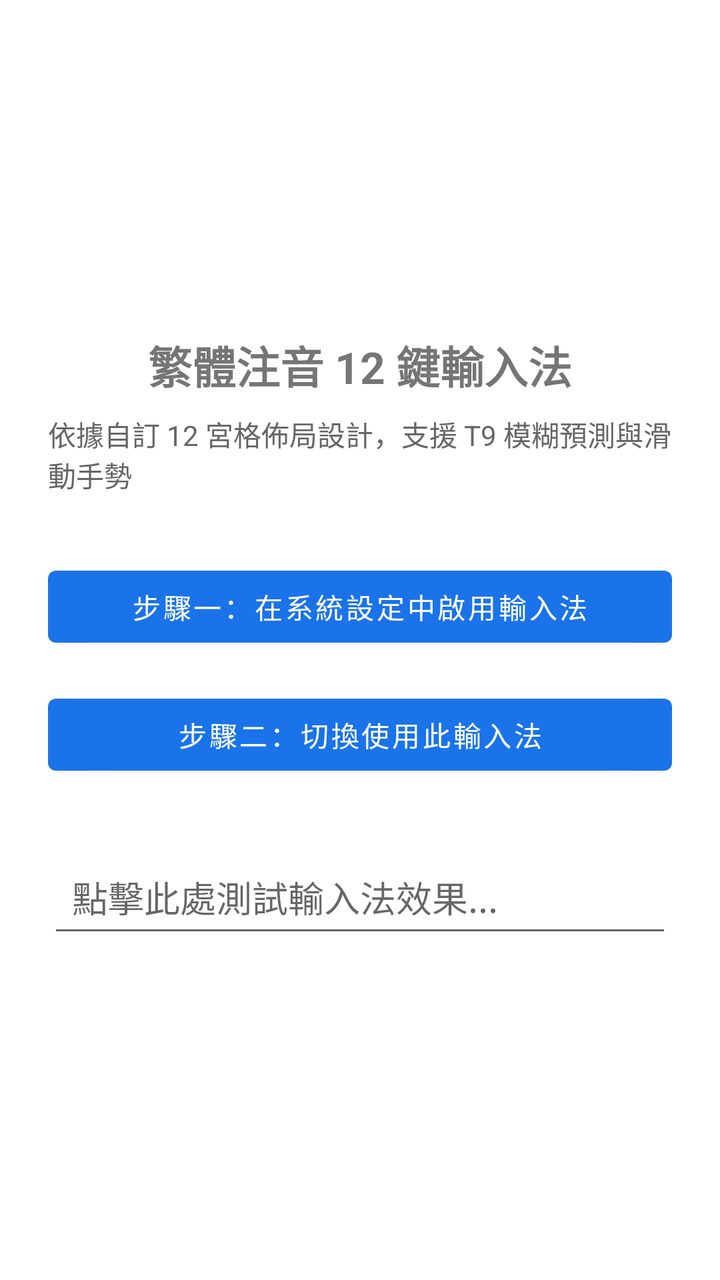
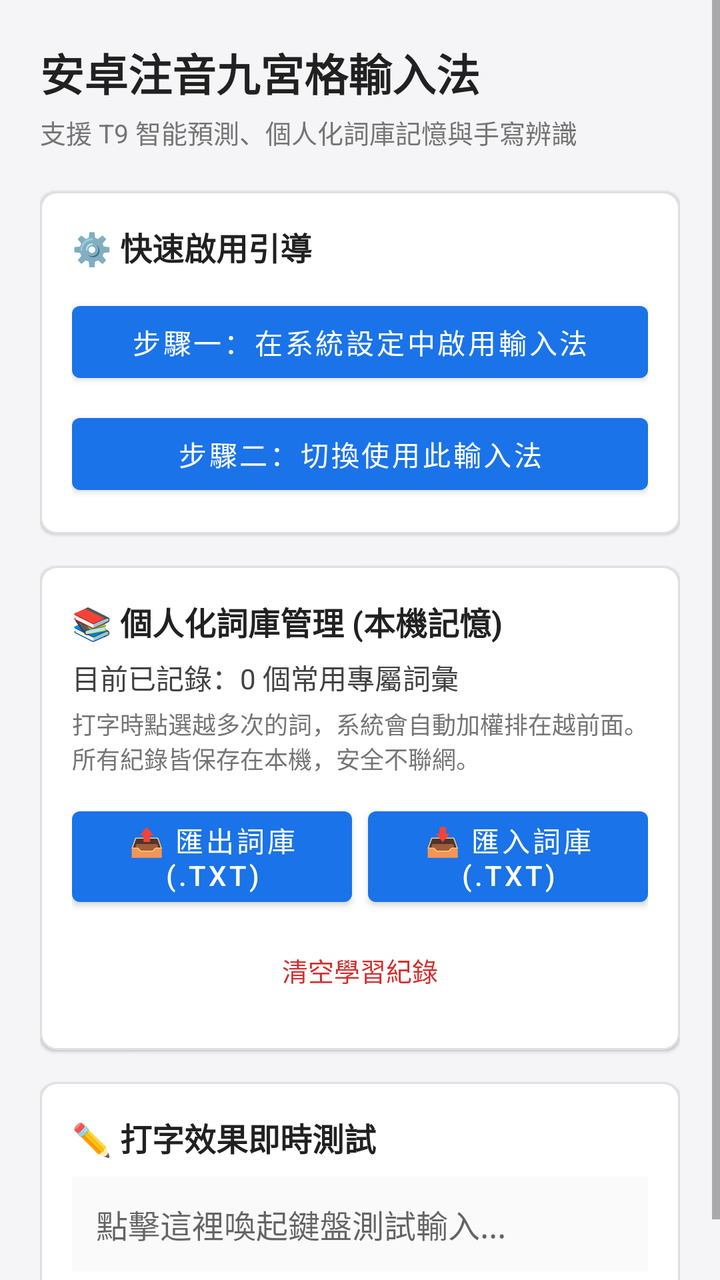

Two renders of the same Android screen: before a commit and after it. Below are the layout's source before the change and the commit's diff.
<!-- AndroidManifest.xml: application theme Theme.BopomofoT9IME -->
<!-- res/layout/activity_main.xml -->
<?xml version="1.0" encoding="utf-8"?>
<LinearLayout xmlns:android="http://schemas.android.com/apk/res/android"
    android:layout_width="match_parent"
    android:layout_height="match_parent"
    android:gravity="center"
    android:orientation="vertical"
    android:padding="24dp">

    <TextView
        android:layout_width="wrap_content"
        android:layout_height="wrap_content"
        android:text="繁體注音 12 鍵輸入法"
        android:textSize="22sp"
        android:textStyle="bold" />

    <TextView
        android:layout_width="wrap_content"
        android:layout_height="wrap_content"
        android:layout_marginTop="8dp"
        android:text="依據自訂 12 宮格佈局設計，支援 T9 模糊預測與滑動手勢"
        android:textColor="#666666"
        android:textSize="14sp" />

    <Button
        android:id="@+id/btn_enable_ime"
        android:layout_width="match_parent"
        android:layout_height="wrap_content"
        android:layout_marginTop="32dp"
        android:text="步驟一：在系統設定中啟用輸入法" />

    <Button
        android:id="@+id/btn_select_ime"
        android:layout_width="match_parent"
        android:layout_height="wrap_content"
        android:layout_marginTop="16dp"
        android:text="步驟二：切換使用此輸入法" />

    <EditText
        android:layout_width="match_parent"
        android:layout_height="wrap_content"
        android:layout_marginTop="32dp"
        android:hint="點擊此處測試輸入法效果..."
        android:padding="12dp" />

</LinearLayout>
<!-- resources referenced by this layout -->
<resources>
  <style name="Theme.BopomofoT9IME" parent="Theme.MaterialComponents.DayNight.NoActionBar">
          <item name="colorPrimary">#1A73E8</item>
          <item name="colorPrimaryVariant">#174EA6</item>
          <item name="colorOnPrimary">#FFFFFF</item>
      </style>
</resources>

<!-- the commit's change to res/layout/activity_main.xml (unified diff, before → after) -->
@@ -1,45 +1,162 @@
 <?xml version="1.0" encoding="utf-8"?>
-<LinearLayout xmlns:android="http://schemas.android.com/apk/res/android"
+<ScrollView xmlns:android="http://schemas.android.com/apk/res/android"
     android:layout_width="match_parent"
     android:layout_height="match_parent"
-    android:gravity="center"
-    android:orientation="vertical"
-    android:padding="24dp">
+    android:fillViewport="true"
+    android:background="#F5F5F7">
 
-    <TextView
-        android:layout_width="wrap_content"
-        android:layout_height="wrap_content"
-        android:text="繁體注音 12 鍵輸入法"
-        android:textSize="22sp"
-        android:textStyle="bold" />
-
-    <TextView
-        android:layout_width="wrap_content"
-        android:layout_height="wrap_content"
-        android:layout_marginTop="8dp"
-        android:text="依據自訂 12 宮格佈局設計，支援 T9 模糊預測與滑動手勢"
-        android:textColor="#666666"
-        android:textSize="14sp" />
-
-    <Button
-        android:id="@+id/btn_enable_ime"
+    <LinearLayout
         android:layout_width="match_parent"
         android:layout_height="wrap_content"
-        android:layout_marginTop="32dp"
-        android:text="步驟一：在系統設定中啟用輸入法" />
+        android:orientation="vertical"
+        android:padding="20dp">
 
-    <Button
-        android:id="@+id/btn_select_ime"
-        android:layout_width="match_parent"
-        android:layout_height="wrap_content"
-        android:layout_marginTop="16dp"
-        android:text="步驟二：切換使用此輸入法" />
+        
+        <TextView
+            android:layout_width="wrap_content"
+            android:layout_height="wrap_content"
+            android:text="安卓注音九宮格輸入法"
+            android:textColor="#212121"
+            android:textSize="22sp"
+            android:textStyle="bold" />
 
-    <EditText
-        android:layout_width="match_parent"
-        android:layout_height="wrap_content"
-        android:layout_marginTop="32dp"
-        android:hint="點擊此處測試輸入法效果..."
-        android:padding="12dp" />
+        <TextView
+            android:layout_width="wrap_content"
+            android:layout_height="wrap_content"
+            android:layout_marginTop="4dp"
+            android:text="支援 T9 智能預測、個人化詞庫記憶與手寫辨識"
+            android:textColor="#757575"
+            android:textSize="13sp" />
 
-</LinearLayout>
+        
+        <LinearLayout
+            android:layout_width="match_parent"
+            android:layout_height="wrap_content"
+            android:layout_marginTop="20dp"
+            android:background="@drawable/bg_key"
+            android:elevation="1dp"
+            android:orientation="vertical"
+            android:padding="16dp">
+
+            <TextView
+                android:layout_width="wrap_content"
+                android:layout_height="wrap_content"
+                android:text="⚙️ 快速啟用引導"
+                android:textColor="#212121"
+                android:textSize="16sp"
+                android:textStyle="bold" />
+
+            <Button
+                android:id="@+id/btn_enable_ime"
+                android:layout_width="match_parent"
+                android:layout_height="wrap_content"
+                android:layout_marginTop="12dp"
+                android:text="步驟一：在系統設定中啟用輸入法" />
+
+            <Button
+                android:id="@+id/btn_select_ime"
+                android:layout_width="match_parent"
+                android:layout_height="wrap_content"
+                android:layout_marginTop="8dp"
+                android:text="步驟二：切換使用此輸入法" />
+        </LinearLayout>
+
+        
+        <LinearLayout
+            android:layout_width="match_parent"
+            android:layout_height="wrap_content"
+            android:layout_marginTop="16dp"
+            android:background="@drawable/bg_key"
+            android:elevation="1dp"
+            android:orientation="vertical"
+            android:padding="16dp">
+
+            <TextView
+                android:layout_width="wrap_content"
+                android:layout_height="wrap_content"
+                android:text="📚 個人化詞庫管理 (本機記憶)"
+                android:textColor="#212121"
+                android:textSize="16sp"
+                android:textStyle="bold" />
+
+            <TextView
+                android:id="@+id/tv_dict_stats"
+                android:layout_width="wrap_content"
+                android:layout_height="wrap_content"
+                android:layout_marginTop="6dp"
+                android:text="目前已記錄：0 個常用專屬詞彙"
+                android:textColor="#424242"
+                android:textSize="14sp" />
+
+            <TextView
+                android:layout_width="wrap_content"
+                android:layout_height="wrap_content"
+                android:layout_marginTop="4dp"
+                android:text="打字時點選越多次的詞，系統會自動加權排在越前面。所有紀錄皆保存在本機，安全不聯網。"
+                android:textColor="#757575"
+                android:textSize="12sp" />
+
+            <LinearLayout
+                android:layout_width="match_parent"
+                android:layout_height="wrap_content"
+                android:layout_marginTop="12dp"
+                android:orientation="horizontal">
+
+                <Button
+                    android:id="@+id/btn_export_dict"
+                    android:layout_width="0dp"
+                    android:layout_height="wrap_content"
+                    android:layout_weight="1"
+                    android:layout_marginEnd="4dp"
+                    android:text="📤 匯出詞庫 (.txt)" />
+
+                <Button
+                    android:id="@+id/btn_import_dict"
+                    android:layout_width="0dp"
+                    android:layout_height="wrap_content"
+                    android:layout_weight="1"
+                    android:layout_marginStart="4dp"
+                    android:text="📥 匯入詞庫 (.txt)" />
+            </LinearLayout>
+
+            <Button
+                android:id="@+id/btn_clear_dict"
+                style="?android:attr/borderlessButtonStyle"
+                android:layout_width="match_parent"
+                android:layout_height="wrap_content"
+                android:layout_marginTop="4dp"
+                android:text="清空學習紀錄"
+                android:textColor="#D32F2F"
+                android:textSize="13sp" />
+        </LinearLayout>
+
+        
+        <LinearLayout
+            android:layout_width="match_parent"
+            android:layout_height="wrap_content"
+            android:layout_marginTop="16dp"
+            android:background="@drawable/bg_key"
+            android:elevation="1dp"
+            android:orientation="vertical"
+            android:padding="16dp">
+
+            <TextView
+                android:layout_width="wrap_content"
+                android:layout_height="wrap_content"
+                android:text="✏️ 打字效果即時測試"
+                android:textColor="#212121"
+                android:textSize="16sp"
+                android:textStyle="bold" />
+
+            <EditText
+                android:layout_width="match_parent"
+                android:layout_height="wrap_content"
+                android:layout_marginTop="8dp"
+                android:background="#FAFAFA"
+                android:hint="點擊這裡喚起鍵盤測試輸入..."
+                android:padding="12dp"
+                android:textSize="16sp" />
+        </LinearLayout>
+
+    </LinearLayout>
+</ScrollView>
<!-- resource entries referenced after the edit -->
@@ -1,9 +1,19 @@
 <!-- resources referenced by this layout -->
 <resources>
+  <!-- drawable bg_key (drawable) -->
+  <shape xmlns:android="http://schemas.android.com/apk/res/android"
+      android:shape="rectangle">
+      <solid android:color="@color/kb_key_bg" />
+      <corners android:radius="8dp" />
+      <stroke
+          android:width="1dp"
+          android:color="#E0E0E0" />
+  </shape>
   <style name="Theme.BopomofoT9IME" parent="Theme.MaterialComponents.DayNight.NoActionBar">
           <item name="colorPrimary">#1A73E8</item>
           <item name="colorPrimaryVariant">#174EA6</item>
           <item name="colorOnPrimary">#FFFFFF</item>
       </style>
+  <color name="kb_key_bg">#FFFFFF</color>
 </resources>
 
